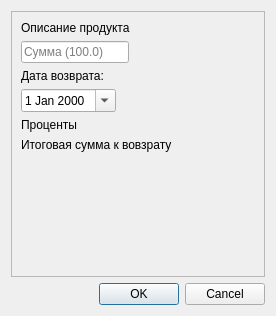
Qt form UI template/new_bank_product.ui (nevskyforever/nfprogress) before a commit.
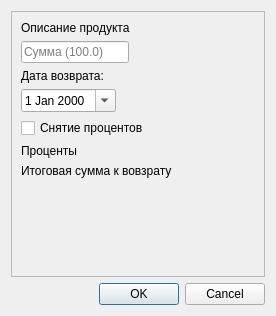
The same form after that commit.

Commit message: Добавлено опциональное снятие процентов по вкладу

```diff
--- a/UI template/new_bank_product.ui
+++ b/UI template/new_bank_product.ui
@@ -69,6 +69,13 @@
          </property>
         </widget>
        </item>
+       <item>
+        <widget class="QCheckBox" name="withdrawal_of_interest_from_a_deposit">
+         <property name="text">
+          <string>Снятие процентов</string>
+         </property>
+        </widget>
+       </item>
        <item>
         <widget class="QLabel" name="product_interest_rates">
          <property name="text">
```
The commit also changes 3 other files.
